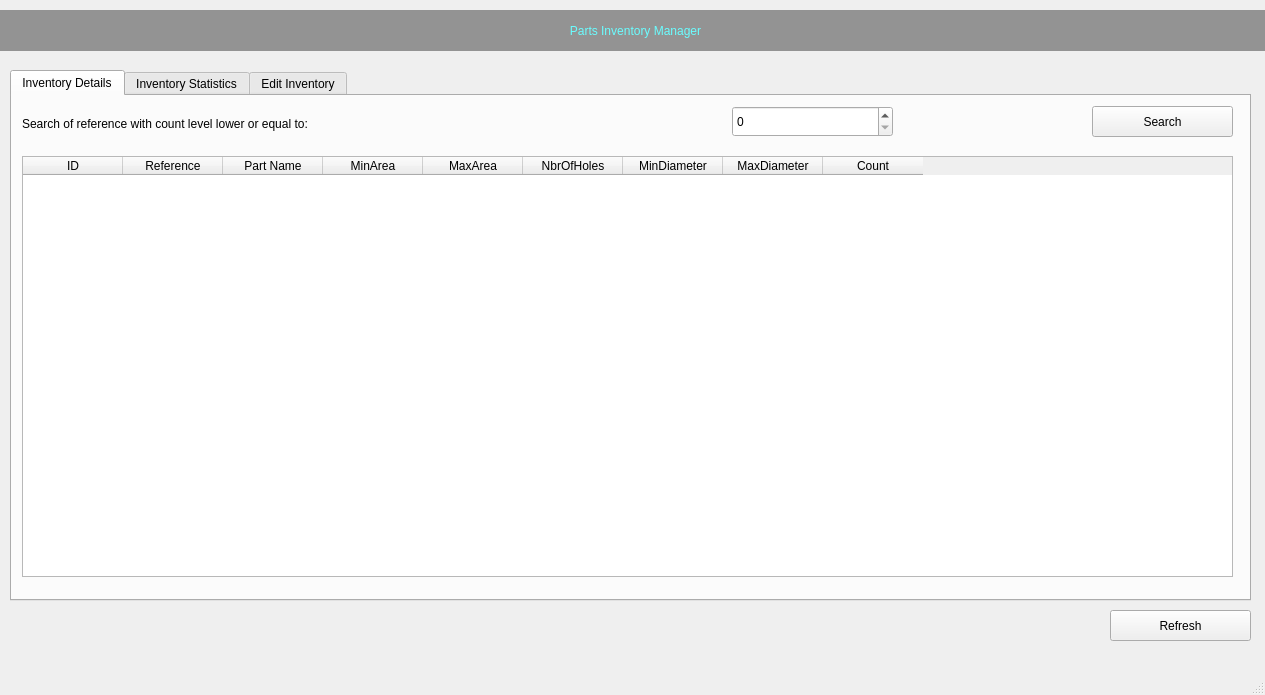
Qt form main.ui (raresrusu38/parts_inventory_manager) before a commit.
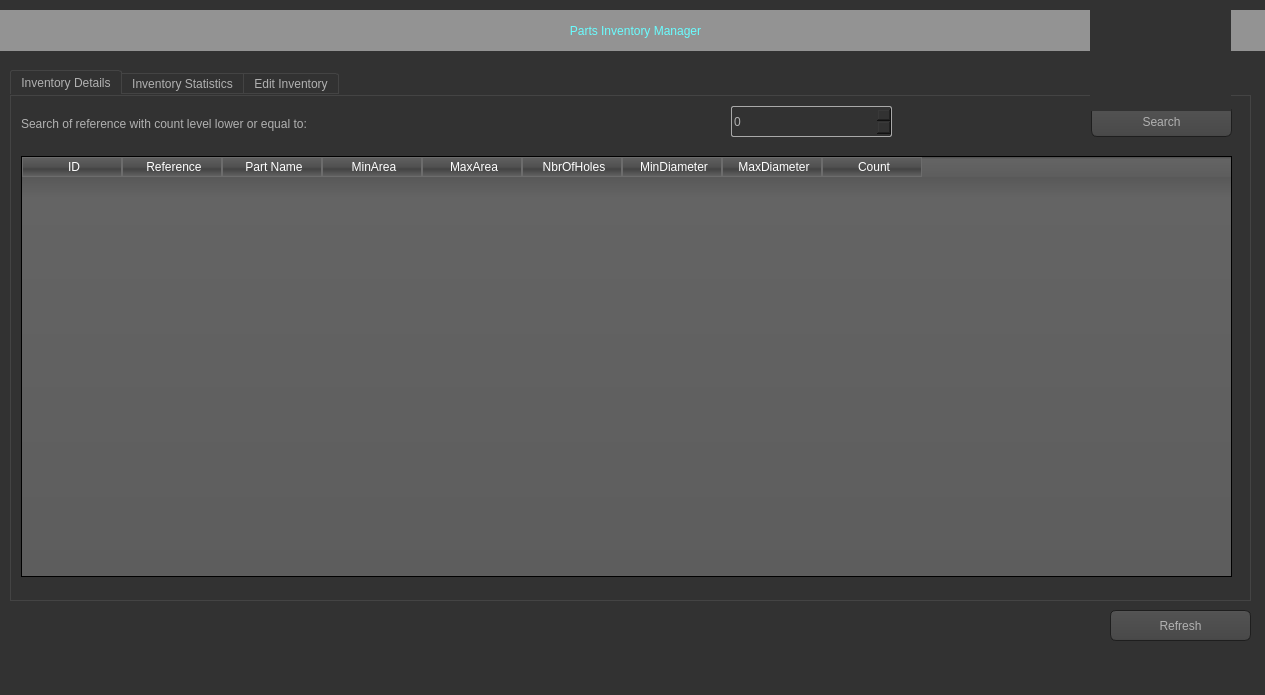
The same form after that commit. Icons and pictures are not drawn.

Commit message: added CSS style from QtDesigner

The edit to the form file:
```diff
--- a/main.ui
+++ b/main.ui
@@ -17,6 +17,526 @@
    <iconset>
     <normaloff>icons/icon.png</normaloff>icons/icon.png</iconset>
   </property>
+  <property name="styleSheet">
+   <string notr="true">QToolTip
+{
+     border: 1px solid black;
+     background-color: #ffa02f;
+     padding: 1px;
+     border-radius: 3px;
+     opacity: 100;
+}
+
+QWidget
+{
+    color: #b1b1b1;
+    background-color: #323232;
+}
+
+QTreeView, QListView
+{
+    background-color: silver;
+    margin-left: 5px;
+}
+
+QWidget:item:hover
+{
+    background-color: QLinearGradient( x1: 0, y1: 0, x2: 0, y2: 1, stop: 0 #ffa02f, stop: 1 #ca0619);
+    color: #000000;
+}
+
+QWidget:item:selected
+{
+    background-color: QLinearGradient( x1: 0, y1: 0, x2: 0, y2: 1, stop: 0 #ffa02f, stop: 1 #d7801a);
+}
+
+QMenuBar::item
+{
+    background: transparent;
+}
+
+QMenuBar::item:selected
+{
+    background: transparent;
+    border: 1px solid #ffaa00;
+}
+
+QMenuBar::item:pressed
+{
+    background: #444;
+    border: 1px solid #000;
+    background-color: QLinearGradient(
+        x1:0, y1:0,
+        x2:0, y2:1,
+        stop:1 #212121,
+        stop:0.4 #343434/*,
+        stop:0.2 #343434,
+        stop:0.1 #ffaa00*/
+    );
+    margin-bottom:-1px;
+    padding-bottom:1px;
+}
+
+QMenu
+{
+    border: 1px solid #000;
+}
+
+QMenu::item
+{
+    padding: 2px 20px 2px 20px;
+}
+
+QMenu::item:selected
+{
+    color: #000000;
+}
+
+QWidget:disabled
+{
+    color: #808080;
+    background-color: #323232;
+}
+
+QAbstractItemView
+{
+    background-color: QLinearGradient( x1: 0, y1: 0, x2: 0, y2: 1, stop: 0 #4d4d4d, stop: 0.1 #646464, stop: 1 #5d5d5d);
+}
+
+QWidget:focus
+{
+    /*border: 1px solid darkgray;*/
+}
+
+QLineEdit
+{
+    background-color: QLinearGradient( x1: 0, y1: 0, x2: 0, y2: 1, stop: 0 #4d4d4d, stop: 0 #646464, stop: 1 #5d5d5d);
+    padding: 1px;
+    border-style: solid;
+    border: 1px solid #1e1e1e;
+    border-radius: 5;
+}
+
+QPushButton
+{
+    color: #b1b1b1;
+    background-color: QLinearGradient( x1: 0, y1: 0, x2: 0, y2: 1, stop: 0 #565656, stop: 0.1 #525252, stop: 0.5 #4e4e4e, stop: 0.9 #4a4a4a, stop: 1 #464646);
+    border-width: 1px;
+    border-color: #1e1e1e;
+    border-style: solid;
+    border-radius: 6;
+    padding: 3px;
+    font-size: 12px;
+    padding-left: 5px;
+    padding-right: 5px;
+    min-width: 40px;
+}
+
+QPushButton:pressed
+{
+    background-color: QLinearGradient( x1: 0, y1: 0, x2: 0, y2: 1, stop: 0 #2d2d2d, stop: 0.1 #2b2b2b, stop: 0.5 #292929, stop: 0.9 #282828, stop: 1 #252525);
+}
+
+QComboBox
+{
+    selection-background-color: #ffaa00;
+    background-color: QLinearGradient( x1: 0, y1: 0, x2: 0, y2: 1, stop: 0 #565656, stop: 0.1 #525252, stop: 0.5 #4e4e4e, stop: 0.9 #4a4a4a, stop: 1 #464646);
+    border-style: solid;
+    border: 1px solid #1e1e1e;
+    border-radius: 5;
+}
+
+QComboBox:hover,QPushButton:hover
+{
+    border: 2px solid QLinearGradient( x1: 0, y1: 0, x2: 0, y2: 1, stop: 0 #ffa02f, stop: 1 #d7801a);
+}
+
+
+QComboBox:on
+{
+    padding-top: 3px;
+    padding-left: 4px;
+    background-color: QLinearGradient( x1: 0, y1: 0, x2: 0, y2: 1, stop: 0 #2d2d2d, stop: 0.1 #2b2b2b, stop: 0.5 #292929, stop: 0.9 #282828, stop: 1 #252525);
+    selection-background-color: #ffaa00;
+}
+
+QComboBox QAbstractItemView
+{
+    border: 2px solid darkgray;
+    selection-background-color: QLinearGradient( x1: 0, y1: 0, x2: 0, y2: 1, stop: 0 #ffa02f, stop: 1 #d7801a);
+}
+
+QComboBox::drop-down
+{
+     subcontrol-origin: padding;
+     subcontrol-position: top right;
+     width: 15px;
+
+     border-left-width: 0px;
+     border-left-color: darkgray;
+     border-left-style: solid; /* just a single line */
+     border-top-right-radius: 3px; /* same radius as the QComboBox */
+     border-bottom-right-radius: 3px;
+ }
+
+QComboBox::down-arrow
+{
+     image: url(:/dark_orange/img/down_arrow.png);
+}
+
+QGroupBox
+{
+    border: 1px solid darkgray;
+    margin-top: 10px;
+}
+
+QGroupBox:focus
+{
+    border: 1px solid darkgray;
+}
+
+QTextEdit:focus
+{
+    border: 1px solid darkgray;
+}
+
+QScrollBar:horizontal {
+     border: 1px solid #222222;
+     background: QLinearGradient( x1: 0, y1: 0, x2: 0, y2: 1, stop: 0.0 #121212, stop: 0.2 #282828, stop: 1 #484848);
+     height: 7px;
+     margin: 0px 16px 0 16px;
+}
+
+QScrollBar::handle:horizontal
+{
+      background: QLinearGradient( x1: 0, y1: 0, x2: 1, y2: 0, stop: 0 #ffa02f, stop: 0.5 #d7801a, stop: 1 #ffa02f);
+      min-height: 20px;
+      border-radius: 2px;
+}
+
+QScrollBar::add-line:horizontal {
+      border: 1px solid #1b1b19;
+      border-radius: 2px;
+      background: QLinearGradient( x1: 0, y1: 0, x2: 1, y2: 0, stop: 0 #ffa02f, stop: 1 #d7801a);
+      width: 14px;
+      subcontrol-position: right;
+      subcontrol-origin: margin;
+}
+
+QScrollBar::sub-line:horizontal {
+      border: 1px solid #1b1b19;
+      border-radius: 2px;
+      background: QLinearGradient( x1: 0, y1: 0, x2: 1, y2: 0, stop: 0 #ffa02f, stop: 1 #d7801a);
+      width: 14px;
+     subcontrol-position: left;
+     subcontrol-origin: margin;
+}
+
+QScrollBar::right-arrow:horizontal, QScrollBar::left-arrow:horizontal
+{
+      border: 1px solid black;
+      width: 1px;
+      height: 1px;
+      background: white;
+}
+
+QScrollBar::add-page:horizontal, QScrollBar::sub-page:horizontal
+{
+      background: none;
+}
+
+QScrollBar:vertical
+{
+      background: QLinearGradient( x1: 0, y1: 0, x2: 1, y2: 0, stop: 0.0 #121212, stop: 0.2 #282828, stop: 1 #484848);
+      width: 7px;
+      margin: 16px 0 16px 0;
+      border: 1px solid #222222;
+}
+
+QScrollBar::handle:vertical
+{
+      background: QLinearGradient( x1: 0, y1: 0, x2: 0, y2: 1, stop: 0 #ffa02f, stop: 0.5 #d7801a, stop: 1 #ffa02f);
+      min-height: 20px;
+      border-radius: 2px;
+}
+
+QScrollBar::add-line:vertical
+{
+      border: 1px solid #1b1b19;
+      border-radius: 2px;
+      background: QLinearGradient( x1: 0, y1: 0, x2: 0, y2: 1, stop: 0 #ffa02f, stop: 1 #d7801a);
+      height: 14px;
+      subcontrol-position: bottom;
+      subcontrol-origin: margin;
+}
+
+QScrollBar::sub-line:vertical
+{
+      border: 1px solid #1b1b19;
+      border-radius: 2px;
+      background: QLinearGradient( x1: 0, y1: 0, x2: 0, y2: 1, stop: 0 #d7801a, stop: 1 #ffa02f);
+      height: 14px;
+      subcontrol-position: top;
+      subcontrol-origin: margin;
+}
+
+QScrollBar::up-arrow:vertical, QScrollBar::down-arrow:vertical
+{
+      border: 1px solid black;
+      width: 1px;
+      height: 1px;
+      background: white;
+}
+
+
+QScrollBar::add-page:vertical, QScrollBar::sub-page:vertical
+{
+      background: none;
+}
+
+QTextEdit
+{
+    background-color: #242424;
+}
+
+QPlainTextEdit
+{
+    background-color: #242424;
+}
+
+QHeaderView::section
+{
+    background-color: QLinearGradient(x1:0, y1:0, x2:0, y2:1, stop:0 #616161, stop: 0.5 #505050, stop: 0.6 #434343, stop:1 #656565);
+    color: white;
+    padding-left: 4px;
+    border: 1px solid #6c6c6c;
+}
+
+QCheckBox:disabled
+{
+color: #414141;
+}
+
+QDockWidget::title
+{
+    text-align: center;
+    spacing: 3px; /* spacing between items in the tool bar */
+    background-color: QLinearGradient(x1:0, y1:0, x2:0, y2:1, stop:0 #323232, stop: 0.5 #242424, stop:1 #323232);
+}
+
+QDockWidget::close-button, QDockWidget::float-button
+{
+    text-align: center;
+    spacing: 1px; /* spacing between items in the tool bar */
+    background-color: QLinearGradient(x1:0, y1:0, x2:0, y2:1, stop:0 #323232, stop: 0.5 #242424, stop:1 #323232);
+}
+
+QDockWidget::close-button:hover, QDockWidget::float-button:hover
+{
+    background: #242424;
+}
+
+QDockWidget::close-button:pressed, QDockWidget::float-button:pressed
+{
+    padding: 1px -1px -1px 1px;
+}
+
+QMainWindow::separator
+{
+    background-color: QLinearGradient(x1:0, y1:0, x2:0, y2:1, stop:0 #161616, stop: 0.5 #151515, stop: 0.6 #212121, stop:1 #343434);
+    color: white;
+    padding-left: 4px;
+    border: 1px solid #4c4c4c;
+    spacing: 3px; /* spacing between items in the tool bar */
+}
+
+QMainWindow::separator:hover
+{
+
+    background-color: QLinearGradient(x1:0, y1:0, x2:0, y2:1, stop:0 #d7801a, stop:0.5 #b56c17 stop:1 #ffa02f);
+    color: white;
+    padding-left: 4px;
+    border: 1px solid #6c6c6c;
+    spacing: 3px; /* spacing between items in the tool bar */
+}
+
+QToolBar::handle
+{
+     spacing: 3px; /* spacing between items in the tool bar */
+     background: url(:/dark_orange/img/handle.png);
+}
+
+QMenu::separator
+{
+    height: 2px;
+    background-color: QLinearGradient(x1:0, y1:0, x2:0, y2:1, stop:0 #161616, stop: 0.5 #151515, stop: 0.6 #212121, stop:1 #343434);
+    color: white;
+    padding-left: 4px;
+    margin-left: 10px;
+    margin-right: 5px;
+}
+
+QProgressBar
+{
+    border: 2px solid grey;
+    border-radius: 5px;
+    text-align: center;
+}
+
+QProgressBar::chunk
+{
+    background-color: #d7801a;
+    width: 2.15px;
+    margin: 0.5px;
+}
+
+QTabBar::tab {
+    color: #b1b1b1;
+    border: 1px solid #444;
+    border-bottom-style: none;
+    background-color: #323232;
+    padding-left: 10px;
+    padding-right: 10px;
+    padding-top: 3px;
+    padding-bottom: 2px;
+    margin-right: -1px;
+}
+
+QTabWidget::pane {
+    border: 1px solid #444;
+    top: 1px;
+}
+
+QTabBar::tab:last
+{
+    margin-right: 0; /* the last selected tab has nothing to overlap with on the right */
+    border-top-right-radius: 3px;
+}
+
+QTabBar::tab:first:!selected
+{
+ margin-left: 0px; /* the last selected tab has nothing to overlap with on the right */
+
+
+    border-top-left-radius: 3px;
+}
+
+QTabBar::tab:!selected
+{
+    color: #b1b1b1;
+    border-bottom-style: solid;
+    margin-top: 3px;
+    background-color: QLinearGradient(x1:0, y1:0, x2:0, y2:1, stop:1 #212121, stop:.4 #343434);
+}
+
+QTabBar::tab:selected
+{
+    border-top-left-radius: 3px;
+    border-top-right-radius: 3px;
+    margin-bottom: 0px;
+}
+
+QTabBar::tab:!selected:hover
+{
+    /*border-top: 2px solid #ffaa00;
+    padding-bottom: 3px;*/
+    border-top-left-radius: 3px;
+    border-top-right-radius: 3px;
+    background-color: QLinearGradient(x1:0, y1:0, x2:0, y2:1, stop:1 #212121, stop:0.4 #343434, stop:0.2 #343434, stop:0.1 #ffaa00);
+}
+
+QRadioButton::indicator:checked, QRadioButton::indicator:unchecked{
+    color: #b1b1b1;
+    background-color: #323232;
+    border: 1px solid #b1b1b1;
+    border-radius: 6px;
+}
+
+QRadioButton::indicator:checked
+{
+    background-color: qradialgradient(
+        cx: 0.5, cy: 0.5,
+        fx: 0.5, fy: 0.5,
+        radius: 1.0,
+        stop: 0.25 #ffaa00,
+        stop: 0.3 #323232
+    );
+}
+
+QCheckBox::indicator{
+    color: #b1b1b1;
+    background-color: #323232;
+    border: 1px solid #b1b1b1;
+    width: 9px;
+    height: 9px;
+}
+
+QRadioButton::indicator
+{
+    border-radius: 6px;
+}
+
+QRadioButton::indicator:hover, QCheckBox::indicator:hover
+{
+    border: 1px solid #ffaa00;
+}
+
+QCheckBox::indicator:checked
+{
+    image:url(:/dark_orange/img/checkbox.png);
+}
+
+QCheckBox::indicator:disabled, QRadioButton::indicator:disabled
+{
+    border: 1px solid #444;
+}
+
+
+QSlider::groove:horizontal {
+    border: 1px solid #3A3939;
+    height: 8px;
+    background: #201F1F;
+    margin: 2px 0;
+    border-radius: 2px;
+}
+
+QSlider::handle:horizontal {
+    background: QLinearGradient( x1: 0, y1: 0, x2: 0, y2: 1,
+      stop: 0.0 silver, stop: 0.2 #a8a8a8, stop: 1 #727272);
+    border: 1px solid #3A3939;
+    width: 14px;
+    height: 14px;
+    margin: -4px 0;
+    border-radius: 2px;
+}
+
+QSlider::groove:vertical {
+    border: 1px solid #3A3939;
+    width: 8px;
+    background: #201F1F;
+    margin: 0 0px;
+    border-radius: 2px;
+}
+
+QSlider::handle:vertical {
+    background: QLinearGradient( x1: 0, y1: 0, x2: 0, y2: 1, stop: 0.0 silver,
+      stop: 0.2 #a8a8a8, stop: 1 #727272);
+    border: 1px solid #3A3939;
+    width: 14px;
+    height: 14px;
+    margin: 0 -4px;
+    border-radius: 2px;
+}
+
+QAbstractSpinBox {
+    padding-top: 2px;
+    padding-bottom: 2px;
+    border: 1px solid darkgray;
+
+    border-radius: 2px;
+    min-width: 50px;
+}</string>
+  </property>
   <widget class="QWidget" name="centralwidget">
    <widget class="QTabWidget" name="tabWidget">
     <property name="geometry">
```
The commit also changes 1 other file.
